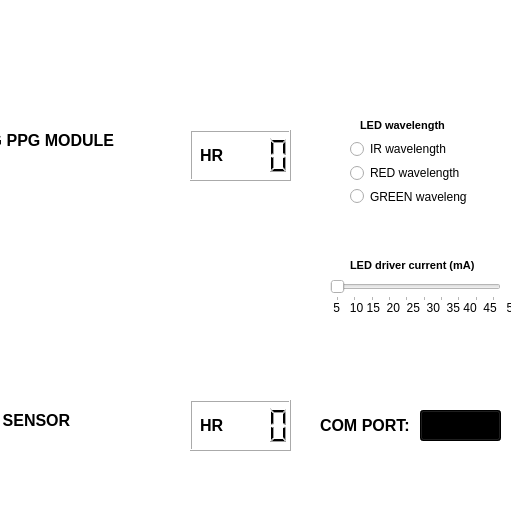
Above: GUI Application/app2_gui.ui from vladBaciu/PPG-EduKit before the change; both pictures show x 400 to 922 and y 0 to 511 of the 922 by 759 pixel window. Below: the same form after it.
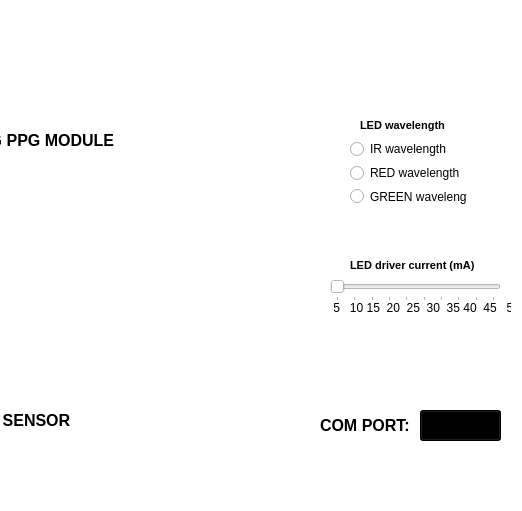
That is the form after the change. Icons and pictures are not drawn. Custom widgets are drawn as their Qt base class.

Commit message: PyGUI: Hide unused buttons, widgets from app2.

The edit to the form file:
```diff
--- a/GUI Application/app2_gui.ui
+++ b/GUI Application/app2_gui.ui
@@ -124,26 +124,6 @@
       <string>&lt;html&gt;&lt;head/&gt;&lt;body&gt;&lt;p align=&quot;justify&quot;&gt;&lt;span style=&quot; font-size:12pt; font-weight:600;&quot;&gt;MAX30102 PPG SENSOR&lt;/span&gt;&lt;/p&gt;&lt;/body&gt;&lt;/html&gt;</string>
      </property>
     </widget>
-    <widget class="QLCDNumber" name="hr_custom">
-     <property name="geometry">
-      <rect>
-       <x>570</x>
-       <y>10</y>
-       <width>101</width>
-       <height>51</height>
-      </rect>
-     </property>
-    </widget>
-    <widget class="QLCDNumber" name="hr_max">
-     <property name="geometry">
-      <rect>
-       <x>570</x>
-       <y>280</y>
-       <width>101</width>
-       <height>51</height>
-      </rect>
-     </property>
-    </widget>
     <widget class="QLabel" name="currentLabel_2">
      <property name="geometry">
       <rect>
@@ -154,7 +134,7 @@
       </rect>
      </property>
      <property name="text">
-      <string>&lt;html&gt;&lt;head/&gt;&lt;body&gt;&lt;p align=&quot;justify&quot;&gt;&lt;span style=&quot; font-size:12pt; font-weight:600;&quot;&gt;HR&lt;/span&gt;&lt;/p&gt;&lt;/body&gt;&lt;/html&gt;</string>
+      <string>&lt;html&gt;&lt;head/&gt;&lt;body&gt;&lt;p align=&quot;justify&quot;&gt;&lt;span style=&quot; font-size:12pt; font-weight:600;&quot;&gt;&lt;/span&gt;&lt;/p&gt;&lt;/body&gt;&lt;/html&gt;</string>
      </property>
     </widget>
     <widget class="QLabel" name="currentLabel_3">
@@ -167,7 +147,7 @@
       </rect>
      </property>
      <property name="text">
-      <string>&lt;html&gt;&lt;head/&gt;&lt;body&gt;&lt;p align=&quot;justify&quot;&gt;&lt;span style=&quot; font-size:12pt; font-weight:600;&quot;&gt;HR&lt;/span&gt;&lt;/p&gt;&lt;/body&gt;&lt;/html&gt;</string>
+      <string>&lt;html&gt;&lt;head/&gt;&lt;body&gt;&lt;p align=&quot;justify&quot;&gt;&lt;span style=&quot; font-size:12pt; font-weight:600;&quot;&gt;&lt;/span&gt;&lt;/p&gt;&lt;/body&gt;&lt;/html&gt;</string>
      </property>
     </widget>
    </widget>
```
The commit also changes 1 other file.
